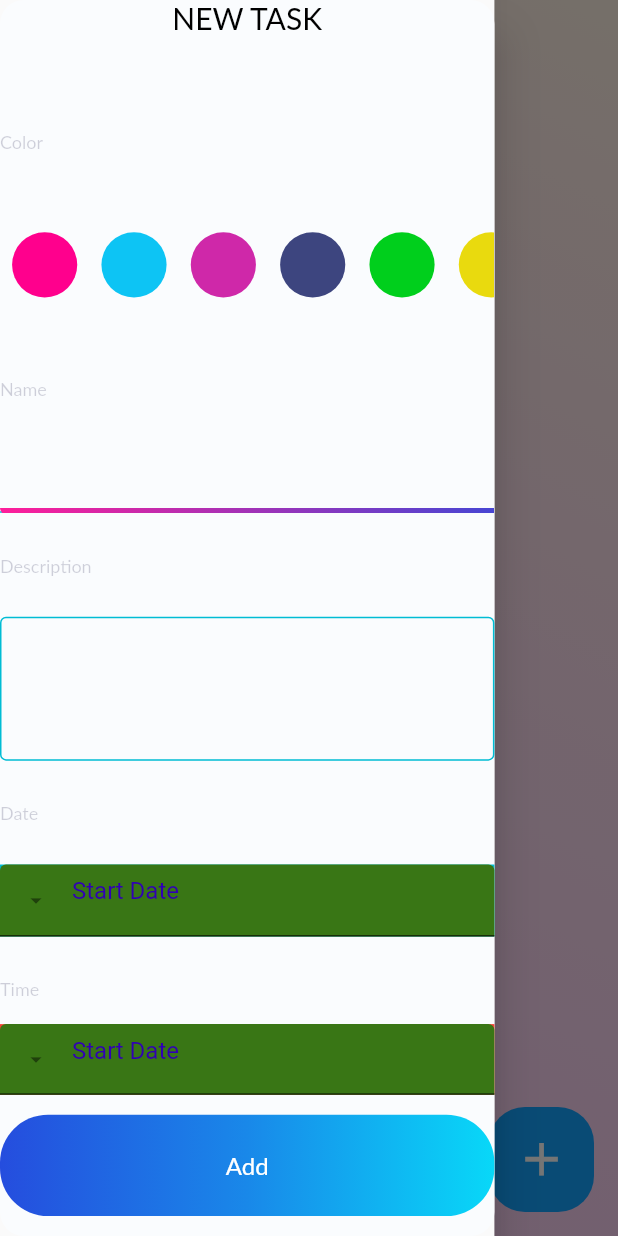
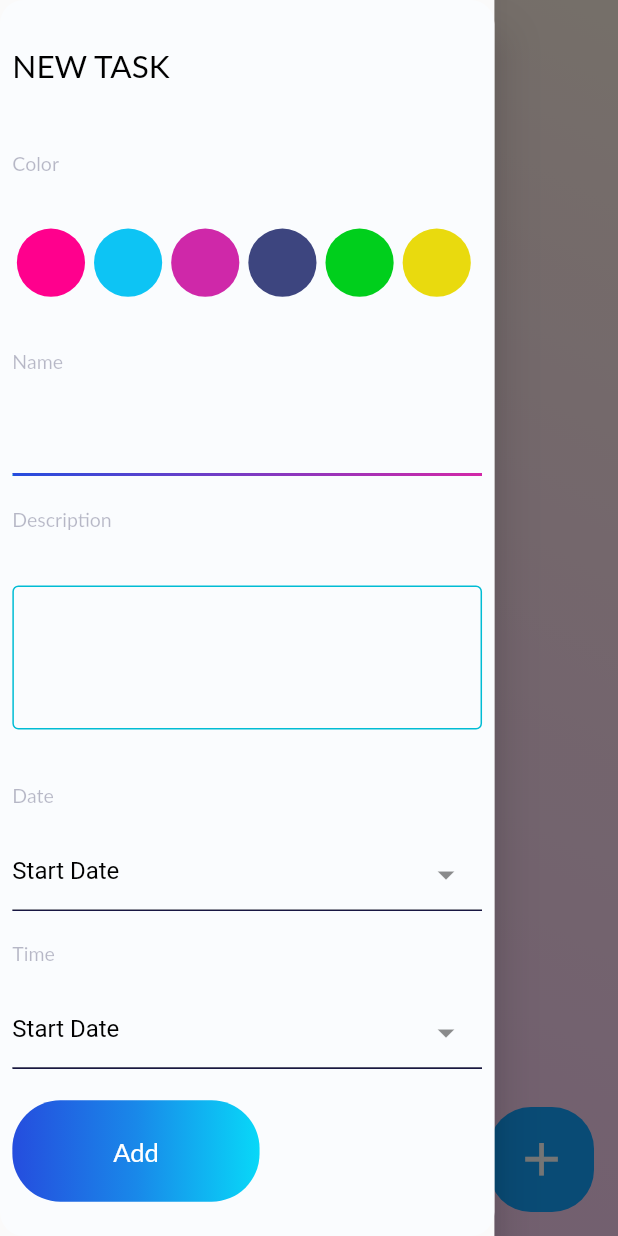
Before and after one commit to MohamedSci/Todo-App-Flutter, a Flutter app: the DisplayingTasks screen opened directly, after a tap on the "add" icon, on a phone screen of 412 x 824 dp. Run offline on Flutter 3.47's test engine with Material 2 defaults, Android fonts, the phone set to English and light mode, and no system bars; our stand-ins replace flutter_bloc, flutter_holo_date_picker, flutter_local_notifications, fluttertoast, sqflite, timezone; missing offline and left inert: day_night_time_picker; accounts and stored records are empty; Roboto replaces fonts that are missing (Lato).

Commit message:
Add Tasks UI Finished

```diff
--- a/lib/TODO_List/Screens/DisplayTasks/Display_Tasks.dart
+++ b/lib/TODO_List/Screens/DisplayTasks/Display_Tasks.dart
@@ -48,7 +48,7 @@ class _DisplayingTasksState extends State<DisplayingTasks> {
     double width = MediaQuery.of(context).size.width;
     double height = MediaQuery.of(context).size.height;
     Future<void> _refreshList() async {
-      DatabaseProvider.get(context).getTasks();
+      DatabaseProvider.get(context).fetchTasks();
     }
 
     return BlocConsumer<DatabaseProvider, ChangState>(
@@ -77,7 +77,7 @@ class _DisplayingTasksState extends State<DisplayingTasks> {
                 width: width * 0.17,
                 decoration: const BoxDecoration(
                     color: Color(0xFF13A3FF),
-                    borderRadius: BorderRadius.all(Radius.circular(24))
+                    borderRadius: BorderRadius.all(Radius.circular(28))
                 ),
                 child:  Icon(Icons.add,color: Colors.white,size: width * 0.09,)
             ),
@@ -120,7 +120,7 @@ class _DisplayingTasksState extends State<DisplayingTasks> {
                   child: RefreshIndicator(
                     onRefresh: _refreshList,
                     child: FutureBuilder<List<TaskModel>>(
-                      future: DatabaseProvider.get(context).getTasks(),
+                      future: DatabaseProvider.get(context).fetchTasks(),
                       builder: (context, snapshot) {
                         if (snapshot.connectionState != ConnectionState.done) {
                           return const SizedBox();
--- a/lib/TODO_List/Screens/add_task/Add_Task.dart
+++ b/lib/TODO_List/Screens/add_task/Add_Task.dart
@@ -33,36 +33,36 @@ class _AddTaskState extends State<AddTask> {
           decoration: const BoxDecoration(
               color: kBackColor,
               borderRadius: BorderRadius.all(Radius.circular(16))),
+          child: Padding(
+            padding: EdgeInsets.symmetric(vertical: 4.0,horizontal: width * 0.02),
             child: Column(
               mainAxisAlignment: MainAxisAlignment.start,
-            // physics: const ScrollPhysics(),
-            // shrinkWrap: true,
-            // scrollDirection: Axis.vertical,
               children: [
-              Expanded(flex: 3,child: TextWidget(fontSize: 20,color: Colors.black,txt: "NEW TASK",)),
+                Expanded(flex: 3,child: Align(alignment: Alignment.centerLeft,
+                    child: TextWidget(fontSize: 21,color: Colors.black,txt: "NEW TASK",))),
                 Expanded(flex: 2, child: Align(
                   alignment: Alignment.centerLeft,
                   child: TextWidget(
-                    color: const Color.fromRGBO(24, 23, 67, 0.2),
-                    fontSize: 12,
+                      color: const Color.fromRGBO(24, 23, 67, 0.3),
+                      fontSize: 13,
                       txt: "Color"),
                 )),
-              Expanded(flex: 5, child:  ColorListView(height: height,width: width)),
+                Expanded(flex: 3, child:  ColorListView(height: height,width: width)),
                 Expanded(flex: 2, child: Align(
                   alignment: Alignment.centerLeft,
                   child: TextWidget(
-                    color: const Color.fromRGBO(24, 23, 67, 0.2),
-                    fontSize: 12,
+                      color: const Color.fromRGBO(24, 23, 67, 0.3),
+                      fontSize: 13,
                       txt: "Name"),
                 )),
-              Expanded(flex: 3, child: Align(
+                Expanded(flex: 2, child: Align(
                     alignment: Alignment.centerLeft,
                     child: NameTextField())),
                 Expanded(flex: 2, child: Align(
                   alignment: Alignment.centerLeft,
                   child: TextWidget(
-                    color: const Color.fromRGBO(24, 23, 67, 0.2),
-                    fontSize: 12,
+                      color: const Color.fromRGBO(24, 23, 67, 0.3),
+                      fontSize: 13,
                       txt: "Description"),
                 )),
                 Expanded(flex: 5, child:Align(
@@ -71,18 +71,18 @@ class _AddTaskState extends State<AddTask> {
                 Expanded(flex: 2, child:  Align(
                   alignment: Alignment.centerLeft,
                   child: TextWidget(
-                    color: const Color.fromRGBO(24, 23, 67, 0.2),
-                    fontSize: 12,
+                      color: const Color.fromRGBO(24, 23, 67, 0.3),
+                      fontSize: 13,
                       txt: "Date"),
                 )),
-              Expanded(flex: 3, child: Align(
+                Expanded(flex: 2, child: Align(
                     alignment: Alignment.centerLeft,
                     child: DatePickerWidget())),
                 Expanded(flex: 2, child: Align(
                   alignment: Alignment.centerLeft,
                   child: TextWidget(
-                    color: const Color.fromRGBO(24, 23, 67, 0.2),
-                    fontSize: 12,
+                      color: const Color.fromRGBO(24, 23, 67, 0.3),
+                      fontSize: 13,
                       txt: "Time"),
                 )),
                 Expanded(flex: 2, child: Align(
@@ -94,6 +94,7 @@ class _AddTaskState extends State<AddTask> {
               ],
             ),
           ),
+        ),
       )
     ;
   }
--- a/lib/TODO_List/Screens/update_tasks/Update_Task.dart
+++ b/lib/TODO_List/Screens/update_tasks/Update_Task.dart
@@ -34,33 +34,36 @@ class _UpdateTaskState extends State<UpdateTask> {
         decoration: const BoxDecoration(
             color: kBackColor,
             borderRadius: BorderRadius.all(Radius.circular(16))),
+        child: Padding(
+          padding: EdgeInsets.symmetric(vertical: 4.0,horizontal: width * 0.02),
           child: Column(
             mainAxisAlignment: MainAxisAlignment.start,
             children: [
-            Expanded(flex: 3,child: TextWidget(fontSize: 20,color: Colors.black,txt: "Update Task",)),
+              Expanded(flex: 3,child: Align(alignment: Alignment.centerLeft,
+                  child: TextWidget(fontSize: 21,color: Colors.black,txt: "Update Task",))),
               Expanded(flex: 2, child: Align(
                 alignment: Alignment.centerLeft,
                 child: TextWidget(
                     color: const Color.fromRGBO(24, 23, 67, 0.2),
-                  fontSize: 12,
+                    fontSize: 13,
                     txt: "Color"),
               )),
-            Expanded(flex: 5, child:  ColorListView(height: height,width: width)),
+              Expanded(flex: 3, child:  ColorListView(height: height,width: width)),
               Expanded(flex: 2, child: Align(
                 alignment: Alignment.centerLeft,
                 child: TextWidget(
                     color: const Color.fromRGBO(24, 23, 67, 0.2),
-                  fontSize: 12,
+                    fontSize: 13,
                     txt: "Name"),
               )),
-            Expanded(flex: 3, child: Align(
+              Expanded(flex: 2, child: Align(
                   alignment: Alignment.centerLeft,
                   child: NameTextField())),
               Expanded(flex: 2, child: Align(
                 alignment: Alignment.centerLeft,
                 child: TextWidget(
                     color: const Color.fromRGBO(24, 23, 67, 0.2),
-                  fontSize: 12,
+                    fontSize: 13,
                     txt: "Description"),
               )),
               Expanded(flex: 5, child:Align(
@@ -70,33 +73,34 @@ class _UpdateTaskState extends State<UpdateTask> {
                 alignment: Alignment.centerLeft,
                 child: TextWidget(
                     color: const Color.fromRGBO(24, 23, 67, 0.2),
-                  fontSize: 12,
+                    fontSize: 13,
                     txt: "Date"),
               )),
-            Expanded(flex: 3, child: Align(
+              Expanded(flex: 2, child: Align(
                   alignment: Alignment.centerLeft,
                   child: DatePickerWidget())),
               Expanded(flex: 2, child: Align(
                 alignment: Alignment.centerLeft,
                 child: TextWidget(
                     color: const Color.fromRGBO(24, 23, 67, 0.2),
-                  fontSize: 12,
+                    fontSize: 13,
                     txt: "Time"),
               )),
               Expanded(flex: 2, child: Align(
                   alignment: Alignment.centerLeft,
                   child: TimePickerWidget())),
-            Expanded(flex:4 ,child: Align(
-                alignment: Alignment.centerLeft,
-                child: Row(
+              Expanded(flex: 4 ,child: Align(
+                  child: Row(mainAxisAlignment: MainAxisAlignment.spaceBetween,
                     children: [
+                      DeleteTaskButton(btnTxt: "Delete", height: height, width: width),
                       UpdateTaskButton(height: height, width: width,btnTxt: "Update",),
-                    DeleteTaskButton(btnTxt: "Delete", height: height, width: width)
+
                     ],
                   )))
             ],
           ),
         ),
+      ),
     );
   }
 }
--- a/lib/TODO_List/database_sqflite/database_provider.dart
+++ b/lib/TODO_List/database_sqflite/database_provider.dart
@@ -54,7 +54,9 @@ class DatabaseProvider extends Cubit<ChangState> {
     );
   }
 
-  Future<List<TaskModel>> getTasks() async {
+
+
+  Future<List<TaskModel>>fetchTasks() async {
     final db = await database;
     List<TaskModel> taskList = [];
     try{
@@ -85,6 +87,7 @@ class DatabaseProvider extends Cubit<ChangState> {
     }catch(e){
       print("Data Retrieved Exception $e");
     }
+    // setTasksList(tskList: taskList);
     return taskList;
   }
 
--- a/lib/TODO_List/widgets/add_task_Button.dart
+++ b/lib/TODO_List/widgets/add_task_Button.dart
@@ -72,7 +72,7 @@ class _AddTaskButtonState extends State<AddTaskButton> {
               time: todoCont.getTimeText(),
             ),
             child: Container(
-                width: widget.width,
+                width: widget.width * 0.4,
                 height: widget.height * 0.082,
                 decoration: const BoxDecoration(
                     gradient: LinearGradient(
@@ -87,7 +87,7 @@ class _AddTaskButtonState extends State<AddTaskButton> {
                     borderRadius: BorderRadius.all(Radius.circular(32))),
                 child: Center(
                   child: TextWidget(
-                      color: Colors.white, fontSize: 16, txt: widget.btnTxt),
+                      color: Colors.white, fontSize: 17, txt: widget.btnTxt),
                 )),
           );
         });
--- a/lib/TODO_List/widgets/color_listview.dart
+++ b/lib/TODO_List/widgets/color_listview.dart
@@ -44,16 +44,14 @@ class _ColorListViewState extends State<ColorListView> {
             itemCount: kListOptionsColor.length,
             itemBuilder: (context, i) {
               print("kListOptionsColor i --- ${kListOptionsColor[i]}");
-              return  Padding(
-                padding: EdgeInsets.all(widget.width * 0.005),
-                child: Container(
-                  margin: const EdgeInsets.all(3.0),
-                  padding: const EdgeInsets.all(3.0),
+              return  Container(
+                margin: const EdgeInsets.all(1.0),
+                padding: const EdgeInsets.all(2.0),
                 decoration: ToDoController.get(context).getColorNum()==kListOptionsColor[i]?
                 BoxDecoration(
                     border: Border.all(color: Color(kListOptionsColor[i]))
                 ):null,
-                  height: widget.height * 0.12,
+                height: widget.height * 0.10,
                 width: widget.width * 0.12,
                 child: InkWell(
                     onTap: () {
@@ -64,7 +62,6 @@ class _ColorListViewState extends State<ColorListView> {
                     },
                     child: CircleAvatar(backgroundColor: Color(kListOptionsColor[i]),
                       radius: 32,)),
-                ),
               );
             },
           ),
--- a/lib/TODO_List/widgets/date_picker.dart
+++ b/lib/TODO_List/widgets/date_picker.dart
@@ -23,9 +23,9 @@ class _DatePickerWidgetState extends State<DatePickerWidget> {
         },
         builder: (context, state) {
           dateController.text = ToDoController.get(context).getDateText();
-        return Container(
-          color: Colors.cyan,
-          child: TextField(
+        return  Stack(
+          children: [
+            TextField(
                 onTap: () async {
                    await DatePicker.showSimpleDatePicker(
                     context,
@@ -40,19 +40,34 @@ class _DatePickerWidgetState extends State<DatePickerWidget> {
                      print("datePicked datePicked $value");
                    }
                      );
-
-
                 },
                 controller: dateController,
-            style: const TextStyle(color: kBackColor),
+                style: const TextStyle(color: Colors.black),
                 decoration: const InputDecoration(
-                prefixIcon: Icon(Icons.arrow_drop_down_outlined),
+                    suffixIcon: Icon(Icons.arrow_drop_down_outlined,size: 27),
                     hintText: "Start Date",
-                hintStyle: TextStyle(color: kButtonColor),
-                isDense: true,
-                filled: true,
-                fillColor: kCardColor),
+                    hintStyle: TextStyle(color: Colors.black),
+                    // isDense: true,
+                    // filled: true,
                     ),
+              ),
+            Positioned(
+              bottom: -1,
+              child: Container(
+                height: MediaQuery.of(context).size.height * 0.002,
+                width: MediaQuery.of(context).size.width - 20,
+                decoration: const BoxDecoration(
+                  color: Color(0xFF181743),
+                  borderRadius: BorderRadius.only(
+                    bottomLeft: Radius.circular(10),
+                    bottomRight: Radius.circular(10),
+                  ),
+
+                ),
+              ),
+            )
+
+          ],
         );
       }
     );
--- a/lib/TODO_List/widgets/delete_task_Button.dart
+++ b/lib/TODO_List/widgets/delete_task_Button.dart
@@ -58,12 +58,14 @@ class _DeleteTaskButtonState extends State<DeleteTaskButton> {
               id: todoCont.getIdNum(),
             ),
             child: Container(
-                width: widget.width * 0.2,
+                width: widget.width * 0.3,
                 height: widget.height * 0.082,
-                color: const Color(0xFFE30000),
+                decoration: const BoxDecoration(
+                    color: Color(0xFFE30000),
+                    borderRadius: BorderRadius.all(Radius.circular(32))),
                 child: Center(
                   child: TextWidget(
-                      color: Colors.white, fontSize: 16, txt: widget.btnTxt),
+                      color: Colors.white, fontSize: 17, txt: widget.btnTxt),
                 )),
           );
         });
--- a/lib/TODO_List/widgets/name_txtField.dart
+++ b/lib/TODO_List/widgets/name_txtField.dart
@@ -41,7 +41,7 @@ class _NameTextFieldState extends State<NameTextField> {
             Positioned(
               bottom: -1,
               child: Container(
-                height: MediaQuery.of(context).size.height * 0.005,
+                height: MediaQuery.of(context).size.height * 0.004,
                 width: MediaQuery.of(context).size.width - 20,
                 decoration: const BoxDecoration(
                   borderRadius: BorderRadius.only(
@@ -50,8 +50,8 @@ class _NameTextFieldState extends State<NameTextField> {
                   ),
                   gradient: LinearGradient(
                     colors: [
+                      Color(0xFF254DDE),
                       Color(0xFFFE1E9A),
-                      Color(0xFF254DDE),
                     ],
                   ),
                 ),
--- a/lib/TODO_List/widgets/text_widget.dart
+++ b/lib/TODO_List/widgets/text_widget.dart
@@ -15,7 +15,7 @@ class _TextWidgetState extends State<TextWidget> {
   Widget build(BuildContext context) {
     return  Text(widget.txt,
       style: TextStyle(
-    fontSize: widget.fontSize, fontFamily: "Lato",color: widget.color
+    fontSize: widget.fontSize, fontFamily: "Lato",color: widget.color,fontWeight: FontWeight.w400
     ),);
   }
 }
--- a/lib/TODO_List/widgets/time_picker.dart
+++ b/lib/TODO_List/widgets/time_picker.dart
@@ -37,9 +37,9 @@ TextEditingController timeController= TextEditingController();
         },
         builder: (context, state) {
           timeController.text = ToDoController.get(context).getTimeText();
-        return Container(
-          color: Colors.red,
-          child: TextField(
+        return Stack(
+          children: [
+            TextField(
               onTap: () {
                 Navigator.of(context).push(
                   showPicker(
@@ -53,15 +53,33 @@ TextEditingController timeController= TextEditingController();
                 );
               },
               controller: timeController,
-            style: const TextStyle(color: kBackColor),
+              style: const TextStyle(color: Colors.black),
               decoration: const InputDecoration(
-                prefixIcon: Icon(Icons.arrow_drop_down_outlined),
+                  suffixIcon: Icon(Icons.arrow_drop_down_outlined,size: 27),
                   hintText: "Start Date",
-                hintStyle: TextStyle(color: kButtonColor),
-                isDense: true,
-                filled: true,
-                fillColor: kCardColor),
+                  hintStyle: TextStyle(color: Colors.black),
+                  // isDense: true,
+                  // filled: true,
+                  // fillColor: kCardColor
               ),
+            ),
+            Positioned(
+              bottom: -1,
+              child: Container(
+                height: MediaQuery.of(context).size.height * 0.002,
+                width: MediaQuery.of(context).size.width - 20,
+                decoration: const BoxDecoration(
+                  color: Color(0xFF181743),
+                  borderRadius: BorderRadius.only(
+                    bottomLeft: Radius.circular(10),
+                    bottomRight: Radius.circular(10),
+                  ),
+
+                ),
+              ),
+            )
+
+          ],
         );
       }
     );
--- a/lib/TODO_List/widgets/update_task_Button.dart
+++ b/lib/TODO_List/widgets/update_task_Button.dart
@@ -74,7 +74,7 @@ class _UpdateTaskButtonState extends State<UpdateTaskButton> {
               time: todoCont.getTimeText(),
             ),
             child: Container(
-                width: widget.width * 0.3,
+                width: widget.width * 0.4,
                 height: widget.height * 0.082,
                 decoration: const BoxDecoration(
                     gradient: LinearGradient(
@@ -89,7 +89,7 @@ class _UpdateTaskButtonState extends State<UpdateTaskButton> {
                     borderRadius: BorderRadius.all(Radius.circular(32))),
                 child: Center(
                   child: TextWidget(
-                      color: Colors.white, fontSize: 16, txt: widget.btnTxt),
+                      color: Colors.white, fontSize: 17, txt: widget.btnTxt),
                 )),
           );
         });
--- a/lib/states/states.dart
+++ b/lib/states/states.dart
@@ -35,3 +35,5 @@ class SetTimeTextState extends ChangState {}
 class SetDrawerStateState extends ChangState {}
 
 class SetTaskModelState extends ChangState {}
+
+class SetTasksListState extends ChangState {}
```
Lines whose indentation alone changed are shown as unchanged.
